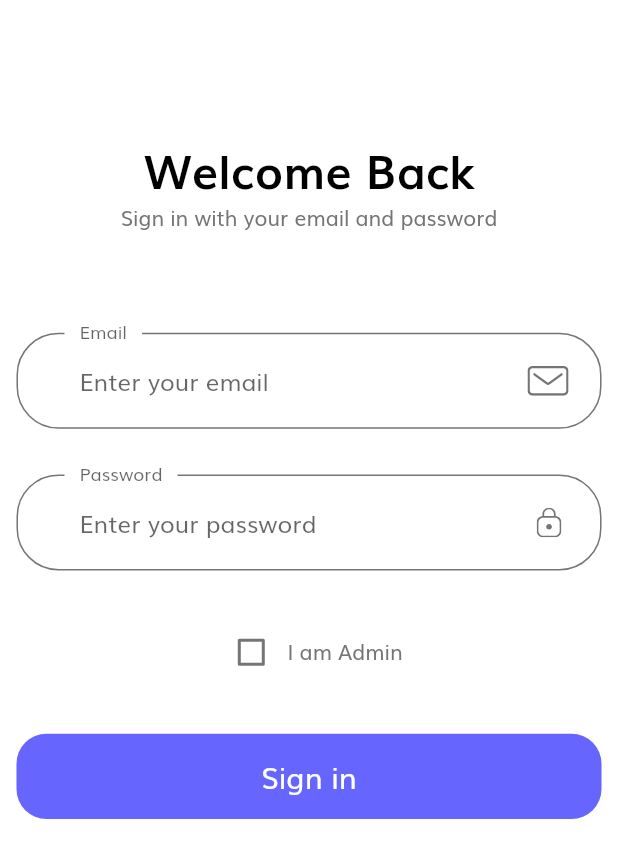
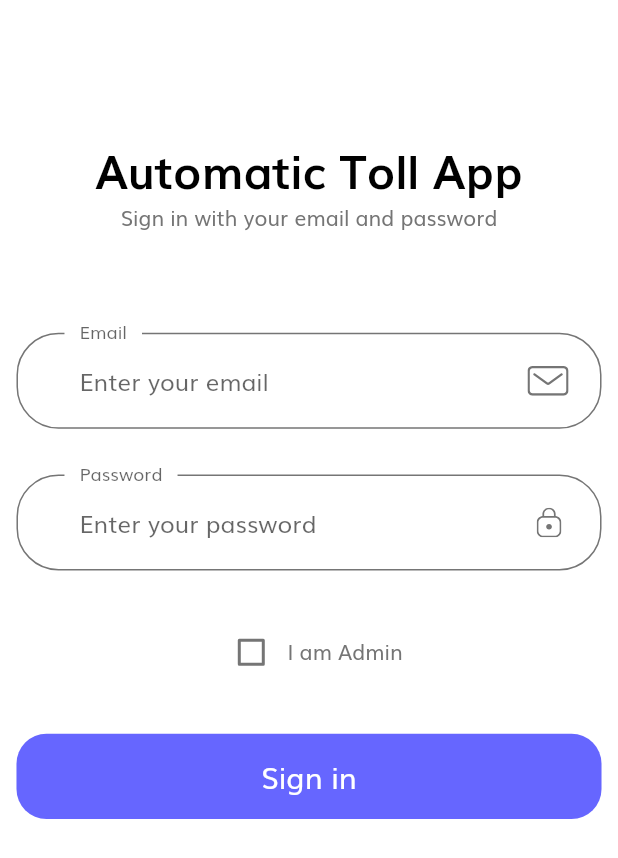
Before and after one commit to rahul-badgujar/app-automatic-toll-detection, a Flutter app: the screen it shows after launch, on a phone screen of 412 x 824 dp. Shown: the top 858 px of the screen. Run offline on Flutter 3.47's test engine with Material 2 defaults, Android fonts, the phone set to English and light mode, and no system bars; our stand-ins replace flutter_svg.

Commit message:
app name on login page

```diff
--- a/lib/page/login-page.dart
+++ b/lib/page/login-page.dart
@@ -45,7 +45,7 @@ class _LoginPageState extends State<LoginPage> {
               children: [
                 SizedBox(height: SizeConfig.screenHeight * 0.04),
                 Text(
-                  "Welcome Back",
+                  appName,
                   style: headingStyle,
                 ),
                 const Text(
```
